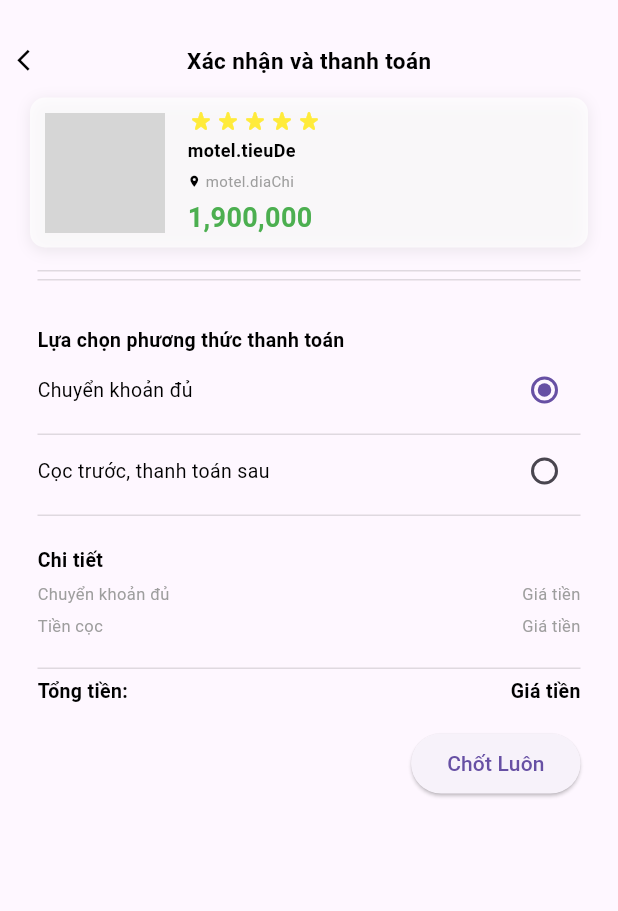
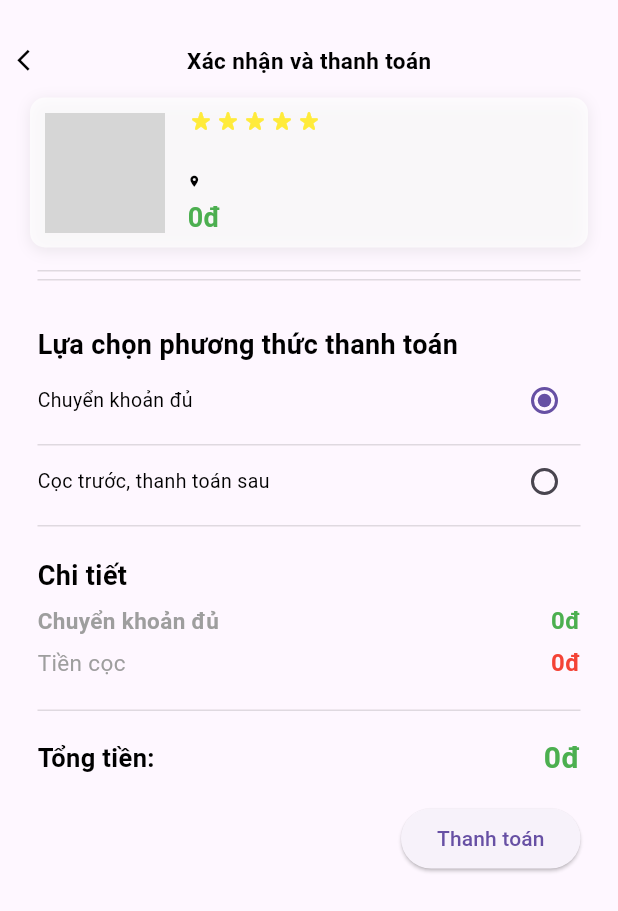
Before and after one commit to GS-755/chothuephongtro_v2, a Flutter app: the MotelDetails screen opened directly with empty values, after a tap on "Thuê trọ ngay", on a phone screen of 412 x 824 dp. Shown: the top 911 px of the screen. Run offline on Flutter 3.47's test engine with Material 3 defaults, Android fonts, the phone set to English and light mode, and no system bars; drawn by our look-alikes of flutter_rating_bar; our stand-ins replace flutter_dotenv, google_nav_bar; network calls fail; grey boxes are pictures that could not be loaded.

Commit message:
Crawled motel data to confirmbooking.dart

```diff
--- a/lib/users/booking/confirmbooking.dart
+++ b/lib/users/booking/confirmbooking.dart
@@ -1,18 +1,25 @@
 import 'dart:ui';
+import 'package:chothuephongtro_v2/models/motels/phongtro.dart';
+import 'package:chothuephongtro_v2/utils/uribuilder.dart';
 import 'package:flutter/material.dart';
 import 'package:flutter_rating_bar/flutter_rating_bar.dart';
 import 'package:intl/intl.dart';
 
 class ConfirmBooking extends StatefulWidget {
-  const ConfirmBooking({super.key});
+  final PhongTro motel;
+
+  const ConfirmBooking({super.key, required this.motel});
 
   @override
-  State<ConfirmBooking> createState() => _ConfirmBookingState();
+  State<ConfirmBooking> createState() => _ConfirmBookingState(motel: this.motel);
 }
 
 class _ConfirmBookingState extends State<ConfirmBooking> {
   bool isSelected = true;
   bool isSelected2 = false;
+  final PhongTro motel;
+
+  _ConfirmBookingState({required this.motel});
 
   @override
   Widget build(BuildContext context) {
@@ -56,7 +63,14 @@ class _ConfirmBookingState extends State<ConfirmBooking> {
                   padding: EdgeInsets.only(top: 10),
                   child: Align(
                     alignment: Alignment.center,
-                    child: Text("Xác nhận và thanh toán", style: TextStyle(fontWeight: FontWeight.w600, fontSize: 15,color: Colors.black),),
+                    child: Text(
+                      "Xác nhận và thanh toán",
+                      style: TextStyle(
+                          fontWeight: FontWeight.w600,
+                          fontSize: 15,
+                          color: Colors.black
+                      ),
+                    ),
                   ),
                 ),
               ],
@@ -84,8 +98,8 @@ class _ConfirmBookingState extends State<ConfirmBooking> {
                         width: 80,
                         child: ClipRRect(
                           borderRadius: BorderRadius.circular(5.0),
-                          child: Image.asset(
-                            "assets/hotel/hing1.jpg",
+                          child: Image.network(
+                            UriBuilder.buildImageUrl('/getmotelimage?motelid=${motel.maPT}'),
                             fit: BoxFit.cover,
                           ),
                         ),
@@ -126,14 +140,14 @@ class _ConfirmBookingState extends State<ConfirmBooking> {
                               ],
                             ),
                             const SizedBox(height: 2),
-                            const Row(
+                            Row(
                               children: [
                                 Expanded(
                                   child: Text(
-                                    'motel.tieuDe',
+                                    motel.tieuDe,
                                     overflow: TextOverflow.ellipsis,
                                     maxLines: 1,
-                                    style: TextStyle(
+                                    style: const TextStyle(
                                       fontSize: 12,
                                       fontWeight: FontWeight.bold,
                                       color: Colors.black,
@@ -143,16 +157,20 @@ class _ConfirmBookingState extends State<ConfirmBooking> {
                               ],
                             ),
                             const SizedBox(height: 5),
-                            const Row(
+                            Row(
                               children: [
-                                Icon(Icons.location_on, size: 9, color: Colors.black),
-                                SizedBox(width: 3), // Thêm SizedBox để có khoảng cách giữa icon và văn bản
+                                const Icon(
+                                    Icons.location_on,
+                                    size: 9,
+                                    color: Colors.black
+                                ),
+                                const SizedBox(width: 3), // Thêm SizedBox để có khoảng cách giữa icon và văn bản
                                 Expanded( // Sử dụng Expanded ở đây để văn bản không bị tràn ra ngoài
                                   child: Text(
-                                    'motel.diaChi',
+                                    motel.diaChi,
                                     overflow: TextOverflow.ellipsis,
                                     maxLines: 1,
-                                    style: TextStyle(
+                                    style: const TextStyle(
                                       fontSize: 10,
                                       color: Colors.grey,
                                     ),
@@ -162,7 +180,7 @@ class _ConfirmBookingState extends State<ConfirmBooking> {
                             ),
                             const SizedBox(height: 5),
                             Text(
-                              NumberFormat('###,###').format(1900000),
+                              NumberFormat('###,###đ').format(motel.soTien),
                               style: const TextStyle(
                                 fontSize: 18,
                                 color: Colors.green,
@@ -194,7 +212,7 @@ class _ConfirmBookingState extends State<ConfirmBooking> {
                 children: [
                   Text('Lựa chọn phương thức thanh toán',
                     style: TextStyle(
-                      fontSize: 13,
+                      fontSize: 18,
                       color: Colors.black,
                       fontWeight: FontWeight.w600,
                     ),
@@ -271,69 +289,73 @@ class _ConfirmBookingState extends State<ConfirmBooking> {
               padding: EdgeInsets.only(top: 20, left: 25),
               child: Row(
                 children: [
-                  Text('Chi tiết',
+                  Text(
+                    'Chi tiết',
                     style: TextStyle(
-                      fontSize: 13,
+                      fontSize: 18,
                       color: Colors.black,
                       fontWeight: FontWeight.w600, ),
-
                   ),
                 ],
               ),
             ),
-            const Padding(
-              padding: EdgeInsets.only(left: 25,right: 25,top: 5),
+            Padding(
+              padding: const EdgeInsets.only(left: 25,right: 25,top: 5),
               child: Row(children: [
-                Align(alignment: Alignment.centerLeft,
+                const Align(alignment: Alignment.centerLeft,
                   child: Text(
                     'Chuyển khoản đủ',
                     overflow: TextOverflow.ellipsis,
                     maxLines: 3,
                     style: TextStyle(
-                      fontSize: 11,
+                      fontSize: 15,
+                      fontWeight: FontWeight.bold,
                       color: Colors.grey,
                     ),
                   ),
                 ),
-                Spacer(),
+                const Spacer(),
                 Align(
                   alignment: Alignment.centerRight,
                   child: Text(
-                    'Giá tiền',
+                    NumberFormat('###,###đ').format(motel.soTien),
                     overflow: TextOverflow.ellipsis,
                     maxLines: 3,
-                    style: TextStyle(
-                      fontSize: 11,
-                      color: Colors.grey,
+                    style: const TextStyle(
+                      fontSize: 16,
+                      fontWeight: FontWeight.bold,
+                      color: Colors.green,
                     ),
                   ),
                 ),
               ],),
             ),
-            const Padding(
-              padding: EdgeInsets.only(left: 25,right: 25,top: 5),
+            Padding(
+              padding: const EdgeInsets.only(left: 25,right: 25,top: 5),
               child: Row(children: [
-                Align(alignment: Alignment.centerLeft,
+                const Align(
+                  alignment: Alignment.centerLeft,
                   child: Text(
                     'Tiền cọc',
                     overflow: TextOverflow.ellipsis,
                     maxLines: 3,
                     style: TextStyle(
-                      fontSize: 11,
+                      fontSize: 15,
                       color: Colors.grey,
                     ),
                   ),
                 ),
-                Spacer(),
+                const Spacer(),
                 Align(
                   alignment: Alignment.centerRight,
                   child: Text(
-                    'Giá tiền',
+                    NumberFormat('###,###đ').format(motel.tienCoc),
                     overflow: TextOverflow.ellipsis,
                     maxLines: 3,
-                    style: TextStyle(
-                      fontSize: 11,
-                      color: Colors.grey,
+                    style: const TextStyle(
+                      fontSize: 16,
+                      fontWeight: FontWeight.bold,
+                      color: Colors.red,
                     ),
                   ),
                 ),
@@ -344,28 +366,30 @@ class _ConfirmBookingState extends State<ConfirmBooking> {
                 padding: const EdgeInsets.only(top: 20, left: 25,right: 25),
                 child: Container(width: double.infinity,height: 1,color: Colors.black12,)
             ),
+            const SizedBox(height: 12),
             // tong tien
-            const Padding(
-              padding: EdgeInsets.only(left: 25,right: 25,top: 5),
+            Padding(
+              padding: const EdgeInsets.only(left: 25,right: 25,top: 5),
               child: Row(children: [
-                Align(alignment: Alignment.centerLeft,
+                const Align(alignment: Alignment.centerLeft,
                   child: Text('Tổng tiền:',
                     style: TextStyle(
-                      fontSize: 13,
+                      fontSize: 17,
                       color: Colors.black,
-                      fontWeight: FontWeight.w600, ),
-
+                      fontWeight: FontWeight.bold,
+                    ),
                   ),
                 ),
-                Spacer(),
+                const Spacer(),
                 Align(
                   alignment: Alignment.centerRight,
-                  child: Text('Giá tiền',
-                    style: TextStyle(
-                      fontSize: 13,
-                      color: Colors.black,
-                      fontWeight: FontWeight.w600, ),
-
+                  child: Text(
+                    NumberFormat('###,###đ').format(motel.soTien),
+                    style: const TextStyle(
+                      fontSize: 20,
+                      color: Colors.green,
+                      fontWeight: FontWeight.bold,
+                    ),
                   ),
                 ),
               ],),
@@ -383,7 +407,9 @@ class _ConfirmBookingState extends State<ConfirmBooking> {
                             showModalBottomSheet(
                               context: context,
                               isScrollControlled: true,
-                              shape: const RoundedRectangleBorder(borderRadius: BorderRadius.vertical(top: Radius.circular(50))),
+                              shape: const RoundedRectangleBorder(
+                                  borderRadius: BorderRadius.vertical(top: Radius.circular(50))
+                              ),
                               builder: (BuildContext context){
                                 return AnimatedContainer(
                                   decoration: BoxDecoration(
@@ -421,7 +447,7 @@ class _ConfirmBookingState extends State<ConfirmBooking> {
                                         ),
                                       ),
                                       ElevatedButton(
-                                        onPressed: (){
+                                        onPressed: () {
                                           Navigator.of(context).pushReplacementNamed('/user/index');
                                         },
                                         child: const Text('Trở về'),
@@ -431,7 +457,7 @@ class _ConfirmBookingState extends State<ConfirmBooking> {
                                 );
                               },);
                           },
-                          child: const Text('Chốt Luôn'),
+                          child: const Text('Thanh toán'),
                         ),
                       ),
                     ),
--- a/lib/users/motels/moteldetails.dart
+++ b/lib/users/motels/moteldetails.dart
@@ -243,7 +243,7 @@ class _MotelDetailsState extends State<MotelDetails> {
                         child: ElevatedButton(
                           onPressed: () {
                             Navigator.push(context, MaterialPageRoute(
-                                builder: (context) => const ConfirmBooking()));
+                                builder: (context) => ConfirmBooking(motel: this.motel)));
                           },
                           child: const Text('Thuê trọ ngay'),
                         ),
```
